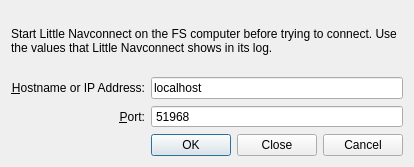
albar965/littlenavmap, file src/connect/connectdialog.ui: the form before one commit.
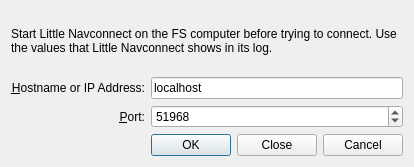
The form after the commit.

```diff
--- a/src/connect/connectdialog.ui
+++ b/src/connect/connectdialog.ui
@@ -61,9 +61,6 @@
      </item>
      <item row="1" column="1">
       <widget class="QSpinBox" name="spinBoxConnectPort">
-       <property name="buttonSymbols">
-        <enum>QAbstractSpinBox::NoButtons</enum>
-       </property>
        <property name="minimum">
         <number>1024</number>
        </property>
```
Left out of the diff: 35 changed lines with no effect on the pictures.
